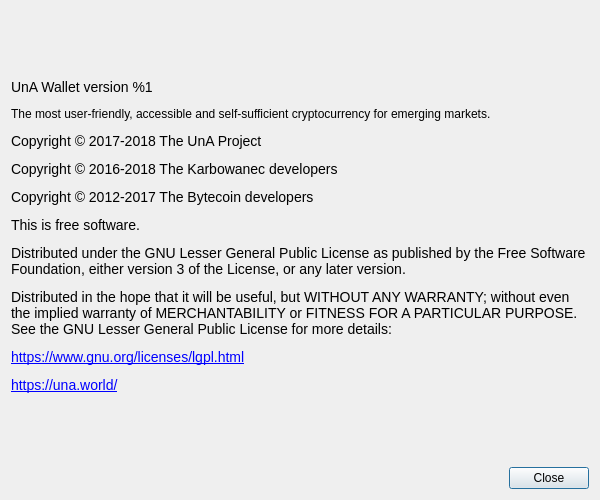
Qt form src/Gui/Common/AboutDialog.ui (TheUnAProject/una_finance) before a commit.
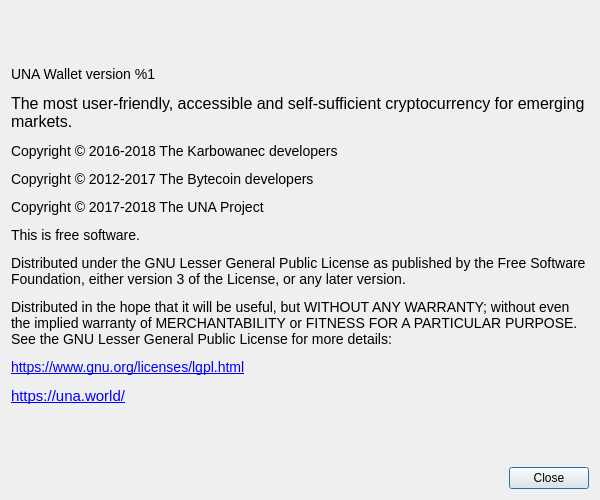
The same form after that commit. Custom widgets are drawn as their Qt base class.

The edit to the form file:
```diff
--- a/src/Gui/Common/AboutDialog.ui
+++ b/src/Gui/Common/AboutDialog.ui
@@ -41,7 +41,7 @@
       </sizepolicy>
      </property>
      <property name="text">
-      <string>&lt;html&gt;&lt;head/&gt;&lt;body&gt;&lt;p&gt;&lt;span style=&quot; font-family:'Open Sans'; font-size:14px;&quot;&gt;UnA Wallet version %1&lt;/span&gt;&lt;/p&gt;&lt;p&gt;The most user-friendly, accessible and self-sufficient cryptocurrency for emerging markets.&lt;/p&gt;&lt;p&gt;&lt;span style=&quot; font-family:'Open Sans'; font-size:14px;&quot;&gt;Copyright © 2017-2018 The UnA Project&lt;/span&gt;&lt;/p&gt;&lt;p&gt;&lt;span style=&quot; font-family:'Open Sans'; font-size:14px;&quot;&gt;Copyright © 2016-2018 The Karbowanec developers&lt;/span&gt;&lt;/p&gt;&lt;p&gt;&lt;span style=&quot; font-family:'Open Sans'; font-size:14px;&quot;&gt;Copyright © 2012-2017 The Bytecoin developers&lt;/span&gt;&lt;/p&gt;&lt;p&gt;&lt;span style=&quot; font-family:'Open Sans'; font-size:14px;&quot;&gt;This is free software.&lt;/span&gt;&lt;/p&gt;&lt;p&gt;&lt;span style=&quot; font-family:'Open Sans'; font-size:14px;&quot;&gt;Distributed under the GNU Lesser General Public License as published by the Free Software Foundation, either version 3 of the License, or any later version.&lt;/span&gt;&lt;/p&gt;&lt;p&gt;&lt;span style=&quot; font-family:'Open Sans'; font-size:14px;&quot;&gt;Distributed in the hope that it will be useful, but WITHOUT ANY WARRANTY; without even the implied warranty of MERCHANTABILITY or FITNESS FOR A PARTICULAR PURPOSE. See the GNU Lesser General Public License for more details:&lt;/span&gt;&lt;/p&gt;&lt;p&gt;&lt;a href=&quot;https://www.gnu.org/licenses/lgpl.html&quot;&gt;&lt;span style=&quot; font-family:'Open Sans'; font-size:14px; text-decoration: underline; color:#0000ff;&quot;&gt;https://www.gnu.org/licenses/lgpl.html&lt;/span&gt;&lt;/a&gt;&lt;/p&gt;&lt;p&gt;&lt;a href=&quot;https://karbo.io/&quot;&gt;&lt;span style=&quot; font-family:'Open Sans'; font-size:14px; text-decoration: underline; color:#0000ff;&quot;&gt;https://una.world/&lt;/span&gt;&lt;/a&gt;&lt;/p&gt;&lt;/body&gt;&lt;/html&gt;</string>
+      <string>&lt;html&gt;&lt;head/&gt;&lt;body&gt;&lt;p&gt;&lt;span style=&quot; font-family:'Open Sans'; font-size:14px;&quot;&gt;UNA Wallet version %1&lt;/span&gt;&lt;/p&gt;&lt;p&gt;&lt;span style=&quot; font-size:12pt;&quot;&gt;The most user-friendly, accessible and self-sufficient cryptocurrency for emerging markets.&lt;/span&gt;&lt;/p&gt;&lt;p&gt;&lt;span style=&quot; font-family:'Open Sans'; font-size:14px;&quot;&gt;Copyright © 2016-2018 The Karbowanec developers&lt;/span&gt;&lt;/p&gt;&lt;p&gt;&lt;span style=&quot; font-family:'Open Sans'; font-size:14px;&quot;&gt;Copyright © 2012-2017 The Bytecoin developers&lt;/span&gt;&lt;/p&gt;&lt;p&gt;&lt;span style=&quot; font-family:'Open Sans'; font-size:14px;&quot;&gt;Copyright © 2017-2018 The UNA Project&lt;/span&gt;&lt;/p&gt;&lt;p&gt;&lt;span style=&quot; font-family:'Open Sans'; font-size:14px;&quot;&gt;This is free software.&lt;/span&gt;&lt;/p&gt;&lt;p&gt;&lt;span style=&quot; font-family:'Open Sans'; font-size:14px;&quot;&gt;Distributed under the GNU Lesser General Public License as published by the Free Software Foundation, either version 3 of the License, or any later version.&lt;/span&gt;&lt;/p&gt;&lt;p&gt;&lt;span style=&quot; font-family:'Open Sans'; font-size:14px;&quot;&gt;Distributed in the hope that it will be useful, but WITHOUT ANY WARRANTY; without even the implied warranty of MERCHANTABILITY or FITNESS FOR A PARTICULAR PURPOSE. See the GNU Lesser General Public License for more details:&lt;/span&gt;&lt;/p&gt;&lt;p&gt;&lt;a href=&quot;https://www.gnu.org/licenses/lgpl.html&quot;&gt;&lt;span style=&quot; font-family:'Open Sans'; font-size:14px; text-decoration: underline; color:#0000ff;&quot;&gt;https://www.gnu.org/licenses/lgpl.html&lt;/span&gt;&lt;/a&gt;&lt;/p&gt;&lt;p&gt;&lt;a href=&quot;https://una.world/&quot;&gt;&lt;span style=&quot; font-size:11pt; text-decoration: underline; color:#0000ff;&quot;&gt;https://una.world/&lt;/span&gt;&lt;/a&gt;&lt;/p&gt;&lt;/body&gt;&lt;/html&gt;</string>
      </property>
      <property name="textFormat">
       <enum>Qt::RichText</enum>
```
Left out of the diff: 2 changed lines with no effect on the pictures.
